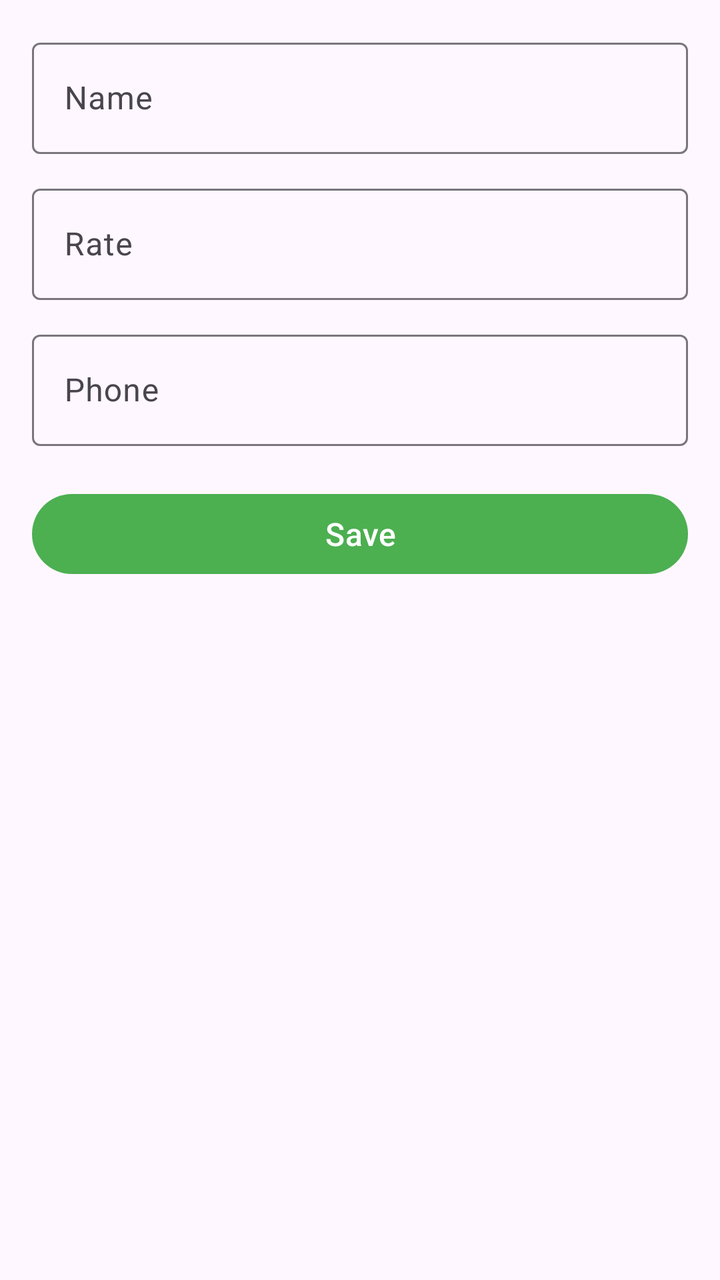
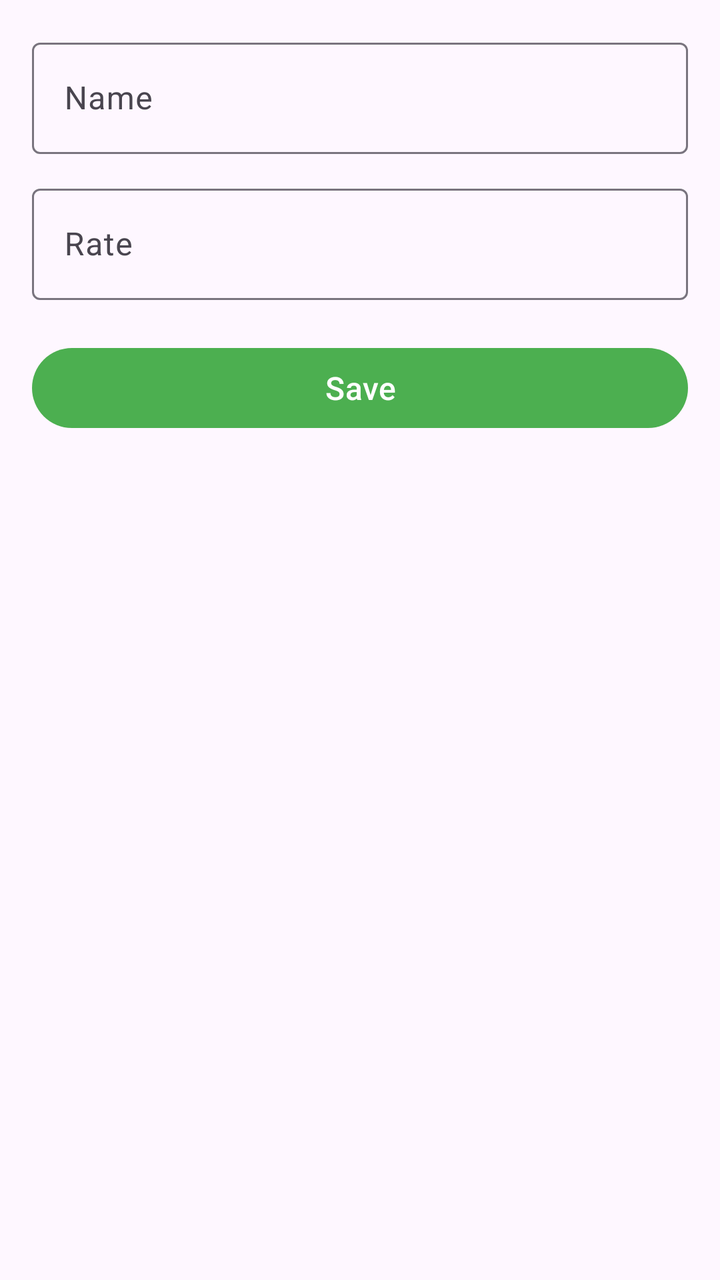

An Android layout rendered at two revisions. The XML below is the earlier revision; the diff shows what the commit changed to produce the second picture.
<!-- AndroidManifest.xml: application theme Theme.MilkLedger -->
<!-- res/layout/supplier_form_layout.xml -->
<?xml version="1.0" encoding="utf-8"?>
<LinearLayout
    xmlns:android="http://schemas.android.com/apk/res/android"
    xmlns:app="http://schemas.android.com/apk/res-auto"
    android:id="@+id/bottomSheetRoot"
    android:layout_width="match_parent"
    android:orientation="vertical"
    android:layout_height="wrap_content"
    android:padding="16dp">

    <com.google.android.material.textfield.TextInputLayout
        android:id="@+id/nameLayout"
        android:layout_width="match_parent"
        android:layout_height="wrap_content"
        android:hint="Name"
        app:layout_constraintTop_toTopOf="parent"
        app:layout_constraintStart_toStartOf="parent"
        app:layout_constraintEnd_toEndOf="parent">

        <com.google.android.material.textfield.TextInputEditText
            android:id="@+id/etName"
            android:layout_width="match_parent"
            android:layout_height="wrap_content"/>
    </com.google.android.material.textfield.TextInputLayout>

    <com.google.android.material.textfield.TextInputLayout
        android:id="@+id/emailLayout"
        android:layout_width="match_parent"
        android:layout_height="wrap_content"
        android:hint="Rate"
        app:layout_constraintTop_toBottomOf="@id/phoneLayout"
        app:layout_constraintStart_toStartOf="parent"
        app:layout_constraintEnd_toEndOf="parent"
        android:layout_marginTop="12dp">

        <com.google.android.material.textfield.TextInputEditText
            android:id="@+id/et_rate"
            android:layout_width="match_parent"
            android:layout_height="wrap_content"
            android:inputType="numberDecimal" />
    </com.google.android.material.textfield.TextInputLayout>

    <com.google.android.material.textfield.TextInputLayout
        android:id="@+id/phoneLayout"
        android:layout_width="match_parent"
        android:layout_height="wrap_content"
        android:hint="Phone"
        app:layout_constraintTop_toBottomOf="@id/nameLayout"
        app:layout_constraintStart_toStartOf="parent"
        app:layout_constraintEnd_toEndOf="parent"
        android:layout_marginTop="12dp">

        <com.google.android.material.textfield.TextInputEditText
            android:id="@+id/etPhone"
            android:inputType="phone"
            android:layout_width="match_parent"
            android:layout_height="wrap_content"/>
    </com.google.android.material.textfield.TextInputLayout>



    <com.google.android.material.button.MaterialButton
        android:id="@+id/btnSave"
        android:layout_width="match_parent"
        android:layout_height="wrap_content"
        android:text="Save"
        style="@style/Widget.Material3.Button"
        app:layout_constraintTop_toBottomOf="@id/emailLayout"
        app:layout_constraintStart_toStartOf="parent"
        app:layout_constraintEnd_toEndOf="parent"
        android:layout_marginTop="20dp"/>

</LinearLayout>
<!-- resources referenced by this layout -->
<resources>
  <style name="Theme.MilkLedger" parent="Base.Theme.MilkLedger" />
  <style name="Base.Theme.MilkLedger" parent="Theme.Material3.DayNight.NoActionBar">
  
  
  
          <item name="colorPrimary">@color/md_theme_primary</item>
          <item name="colorOnPrimary">@color/md_theme_onPrimary</item>
          <item name="colorSecondary">@color/md_theme_secondary</item>
          <item name="colorOnSecondary">@color/md_theme_onSecondary</item>
          <item name="android:statusBarColor">@android:color/transparent</item>
          <item name="android:navigationBarColor">?attr/colorSurface</item>
  
          <item name="materialButtonStyle">@style/Button.Filled</item>
  
          <item name="textAppearanceHeadlineLarge">@style/Text.H1</item>
          <item name="textAppearanceHeadlineMedium">@style/Text.H2</item>
          <item name="textAppearanceTitleMedium">@style/Text.Title</item>
          <item name="textAppearanceBodyLarge">@style/Text.Body</item>
          <item name="textAppearanceLabelMedium">@style/Text.Caption</item>
          <item name="textAppearanceLabelLarge">@style/Text.Button</item>
  
  
      </style>
  <color name="md_theme_primary">#4CAF50</color>
  <color name="md_theme_onPrimary">#FFFFFF</color>
  <color name="md_theme_secondary">#FFC107</color>
  <color name="md_theme_onSecondary">#000000</color>
  <style name="Button.Filled" parent="Widget.Material3.Button">
          <item name="cornerRadius">@dimen/corner_medium</item>
          <item name="textAppearanceButton">@style/Text.Button</item>
          <item name="elevation">@dimen/elevation_high</item>
          <item name="android:textAllCaps">false</item>
      </style>
  <style name="Text.H1" parent="TextAppearance.Material3.DisplayLarge">
          <item name="android:fontFamily">@font/poppins_bold</item>
          <item name="android:textSize">@dimen/sp_headline_large</item>
          <item name="android:letterSpacing">0.01</item>
      </style>
  <style name="Text.H2" parent="TextAppearance.Material3.HeadlineMedium">
          <item name="android:fontFamily">@font/poppins_semibold</item>
          <item name="android:textSize">@dimen/sp_headline_medium</item>
          <item name="android:letterSpacing">0.01</item>
      </style>
  <style name="Text.Title" parent="TextAppearance.Material3.TitleMedium">
          <item name="android:fontFamily">@font/inter_semibold</item>
          <item name="android:textSize">@dimen/sp_title</item>
      </style>
  <style name="Text.Body" parent="TextAppearance.Material3.BodyLarge">
          <item name="android:fontFamily">@font/inter</item>
          <item name="android:textSize">@dimen/sp_body</item>
      </style>
  <style name="Text.Caption" parent="TextAppearance.Material3.LabelMedium">
          <item name="android:fontFamily">@font/inter_semibold</item>
          <item name="android:textSize">@dimen/sp_caption</item>
      </style>
  <style name="Text.Button" parent="TextAppearance.Material3.LabelLarge">
          <item name="android:fontFamily">@font/inter_semibold</item>
          <item name="android:textSize">@dimen/sp_button</item>
          <item name="android:textAllCaps">false</item>
      </style>
  <dimen name="corner_medium">8dp</dimen>
  <dimen name="elevation_high">8dp</dimen>
  <dimen name="sp_headline_large">24sp</dimen>
  <dimen name="sp_headline_medium">20sp</dimen>
  <dimen name="sp_title">18sp</dimen>
  <dimen name="sp_body">16sp</dimen>
  <dimen name="sp_caption">14sp</dimen>
  <dimen name="sp_button">16sp</dimen>
</resources>

<!-- the commit's change to res/layout/supplier_form_layout.xml (unified diff, before → after) -->
@@ -1,37 +1,30 @@
 <?xml version="1.0" encoding="utf-8"?>
-<LinearLayout
-    xmlns:android="http://schemas.android.com/apk/res/android"
+<LinearLayout xmlns:android="http://schemas.android.com/apk/res/android"
     xmlns:app="http://schemas.android.com/apk/res-auto"
     android:id="@+id/bottomSheetRoot"
     android:layout_width="match_parent"
+    android:layout_height="wrap_content"
     android:orientation="vertical"
-    android:layout_height="wrap_content"
     android:padding="16dp">
 
     <com.google.android.material.textfield.TextInputLayout
         android:id="@+id/nameLayout"
         android:layout_width="match_parent"
         android:layout_height="wrap_content"
-        android:hint="Name"
-        app:layout_constraintTop_toTopOf="parent"
-        app:layout_constraintStart_toStartOf="parent"
-        app:layout_constraintEnd_toEndOf="parent">
+        android:hint="Name">
 
         <com.google.android.material.textfield.TextInputEditText
             android:id="@+id/etName"
             android:layout_width="match_parent"
-            android:layout_height="wrap_content"/>
+            android:layout_height="wrap_content" />
     </com.google.android.material.textfield.TextInputLayout>
 
     <com.google.android.material.textfield.TextInputLayout
-        android:id="@+id/emailLayout"
+        android:id="@+id/et_rate_layout"
         android:layout_width="match_parent"
         android:layout_height="wrap_content"
-        android:hint="Rate"
-        app:layout_constraintTop_toBottomOf="@id/phoneLayout"
-        app:layout_constraintStart_toStartOf="parent"
-        app:layout_constraintEnd_toEndOf="parent"
-        android:layout_marginTop="12dp">
+        android:layout_marginTop="12dp"
+        android:hint="Rate">
 
         <com.google.android.material.textfield.TextInputEditText
             android:id="@+id/et_rate"
@@ -40,34 +33,13 @@
             android:inputType="numberDecimal" />
     </com.google.android.material.textfield.TextInputLayout>
 
-    <com.google.android.material.textfield.TextInputLayout
-        android:id="@+id/phoneLayout"
-        android:layout_width="match_parent"
-        android:layout_height="wrap_content"
-        android:hint="Phone"
-        app:layout_constraintTop_toBottomOf="@id/nameLayout"
-        app:layout_constraintStart_toStartOf="parent"
-        app:layout_constraintEnd_toEndOf="parent"
-        android:layout_marginTop="12dp">
-
-        <com.google.android.material.textfield.TextInputEditText
-            android:id="@+id/etPhone"
-            android:inputType="phone"
-            android:layout_width="match_parent"
-            android:layout_height="wrap_content"/>
-    </com.google.android.material.textfield.TextInputLayout>
-
-
 
     <com.google.android.material.button.MaterialButton
         android:id="@+id/btnSave"
+        style="@style/Widget.Material3.Button"
         android:layout_width="match_parent"
         android:layout_height="wrap_content"
-        android:text="Save"
-        style="@style/Widget.Material3.Button"
-        app:layout_constraintTop_toBottomOf="@id/emailLayout"
-        app:layout_constraintStart_toStartOf="parent"
-        app:layout_constraintEnd_toEndOf="parent"
-        android:layout_marginTop="20dp"/>
+        android:layout_marginTop="20dp"
+        android:text="Save" />
 
 </LinearLayout>
<!-- resource entries referenced after the edit -->
@@ -45,7 +45,7 @@
       </style>
   <style name="Text.Title" parent="TextAppearance.Material3.TitleMedium">
           <item name="android:fontFamily">@font/inter_semibold</item>
-          <item name="android:textSize">@dimen/sp_title</item>
+          <item name="android:textSize">@dimen/sp_headline_medium</item>
       </style>
   <style name="Text.Body" parent="TextAppearance.Material3.BodyLarge">
           <item name="android:fontFamily">@font/inter</item>
@@ -64,7 +64,6 @@
   <dimen name="elevation_high">8dp</dimen>
   <dimen name="sp_headline_large">24sp</dimen>
   <dimen name="sp_headline_medium">20sp</dimen>
-  <dimen name="sp_title">18sp</dimen>
   <dimen name="sp_body">16sp</dimen>
   <dimen name="sp_caption">14sp</dimen>
   <dimen name="sp_button">16sp</dimen>
